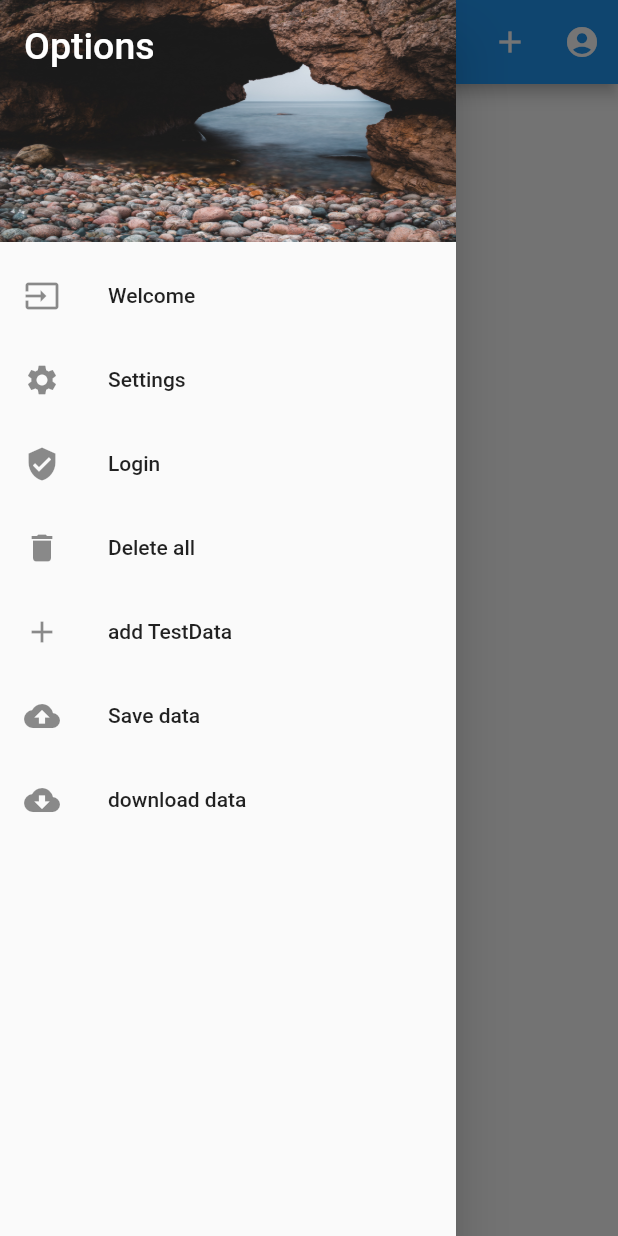
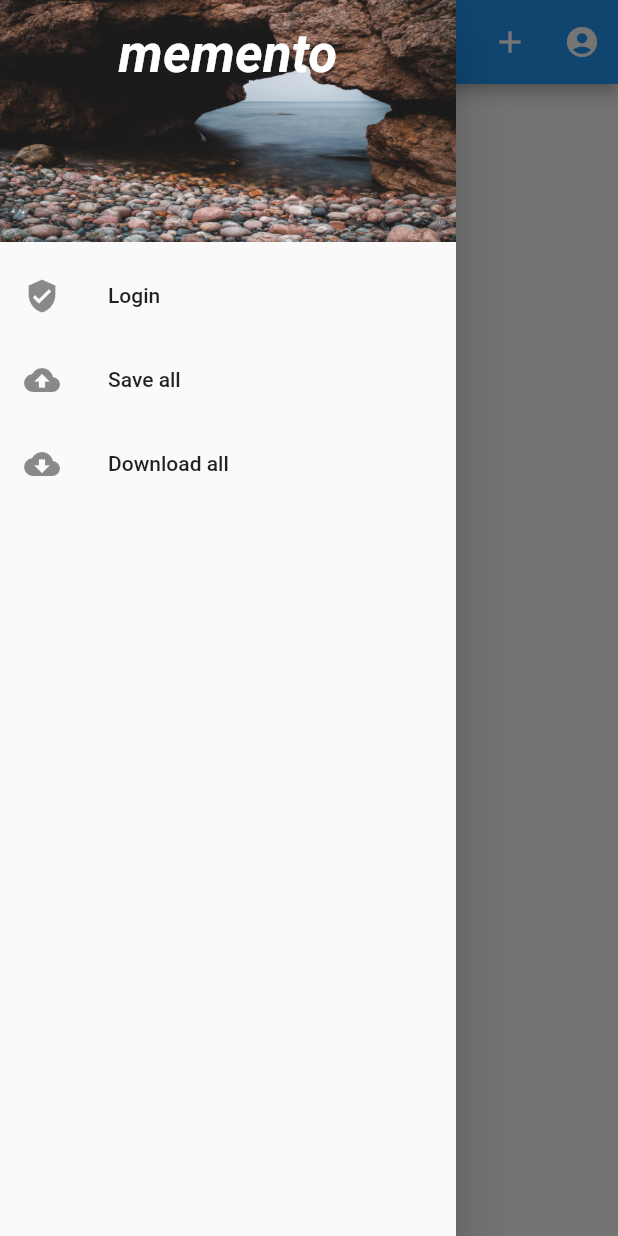
Before and after one commit to RingoDev/Memento, a Flutter app: the screen it shows after launch, in the side drawer, after a tap on the "refresh" icon, on a phone screen of 412 x 824 dp. Run offline on Flutter 3.47's test engine with Material 2 defaults, Android fonts, the phone set to English and light mode, and no system bars; our stand-ins replace firebase_auth, firebase_storage, google_sign_in, sqflite; missing offline and left inert: flutter_material_color_picker; accounts and stored records are empty.

Commit message:
finishing touches for first release version

```diff
--- a/lib/Data/model.dart
+++ b/lib/Data/model.dart
@@ -1,6 +1,3 @@
-import 'dart:convert';
-
-import 'package:flutter/material.dart';
 import 'package:memento/Data/settings.dart';
 import 'package:memento/Data/todo.dart';
 import 'package:memento/Data/todo_list.dart';
@@ -64,6 +61,8 @@ class Model {
   }
 
   // to make sure DB and model are always at the same state only use these access methods.
+  // with every function, whole model is uploaded to storage which is very inefficient.
+  // maybe think about using Firestore
 
   /// adds a TodoList (with it's Todos) to the model and the DB
   void add(TodoList todoList) {
--- a/lib/Data/todo.dart
+++ b/lib/Data/todo.dart
@@ -122,6 +122,7 @@ class Todo {
   Map toJson() {
     Map result = {
       'id': this.id,
+      'name': this.name,
       'description': this.description,
       'color': Todo.toARGBString(this.color),
       'deadline': this.deadline.toIso8601String(),
@@ -133,10 +134,11 @@ class Todo {
   factory Todo.fromJson(json) {
     Todo result = Todo(
         id: json['id'],
+        name: json['name'] as String,
         color: Todo.fromARGBString(json['color'] as String),
         description: json['description'] as String,
-    deadline: DateTime.parse(json['deadline'] as String),
-    isDone: json['isDone'] as bool);
+        deadline: DateTime.parse(json['deadline'] as String),
+        isDone: json['isDone'] as bool);
     return result;
   }
 }
--- a/lib/Pages/main_list.dart
+++ b/lib/Pages/main_list.dart
@@ -9,16 +9,19 @@ import 'edit_todo.dart';
 import 'inspect_todo.dart';
 
 class MainPage extends StatefulWidget {
-  MainPage();
+  final GlobalKey<ScaffoldState> _scaffoldKey = GlobalKey<ScaffoldState>();
+
+  MainPage() {}
 
   @override
-  _MainPageState createState() => _MainPageState();
+  _MainPageState createState() => _MainPageState(this._scaffoldKey);
 }
 
 class _MainPageState extends State<MainPage> {
   final _biggerFont = TextStyle(fontSize: 18.0);
+  final _scaffoldKey;
 
-  _MainPageState() {
+  _MainPageState(this._scaffoldKey) {
     MyApp.auth.addCallback(() {
       setState(() {});
     });
@@ -27,8 +30,11 @@ class _MainPageState extends State<MainPage> {
   @override
   Widget build(BuildContext context) {
     return Scaffold(
+        key: _scaffoldKey,
         drawer: MenuDrawer(
-            () => {setState(() {})}, () => {Navigator.of(context).pop()}),
+            () => {setState(() {})},
+            () => {Navigator.of(context).pop()},
+            (Text snackText) => {_displaySnackBar(snackText)}),
         appBar: AppBar(title: Text('All TodoLists'), actions: [
           IconButton(
               onPressed: () {
@@ -57,6 +63,11 @@ class _MainPageState extends State<MainPage> {
     for (TodoList todoList in MyApp.model.todoLists) {
       todoList.detailed = false;
     }
+  }
+
+  void _displaySnackBar(Text text) {
+    final snackBar = SnackBar(content: text);
+    _scaffoldKey.currentState.showSnackBar(snackBar);
   }
 
   Widget _profileButton() {
@@ -88,8 +99,11 @@ class _MainPageState extends State<MainPage> {
                     textAlign: TextAlign.center,
                     style:
                         TextStyle(fontSize: 18.0, fontStyle: FontStyle.italic)),
-                onPressed: () =>
-                    {MyApp.auth.logOut(), Navigator.of(context).pop()},
+                onPressed: () => {
+                  MyApp.auth.logOut().whenComplete(() =>
+                      {_displaySnackBar(Text('Logged out successfully'))}),
+                  Navigator.of(context).pop()
+                },
               ));
         });
   }
@@ -101,18 +115,35 @@ class _MainPageState extends State<MainPage> {
         return AlertDialog(
             title: Text('Login via social account'),
             content: Container(
-              child: ListView(
-                children: <Widget>[
-                  ListTile(
+              child: ListView(children: _createLoginList()),
+              height: 300,
+              width: 300,
+            ),
+            actions: <Widget>[
+              FlatButton(
+                  onPressed: () {
+                    Navigator.of(context).pop();
+                  },
+                  child: Text('Exit')),
+            ]);
+      },
+    );
+  }
+
+  List<Widget> _createLoginList() {
+    List<Widget> list = List();
+    list.add(ListTile(
       leading: Icon(Icons.input),
       title: Text('Login with Google'),
       onTap: () => {
         MyApp.auth.signInWithGoogle(
-                          callback: () => {
-                                Navigator.of(context).pop(),
-                              })
+            callback: (user) =>
+                {_displaySnackBar(Text('Signed in as ' + user.displayName))}),
+        Navigator.of(context).pop()
       },
-                  ),
+    ));
+    if (MyApp.debug)
+      list.addAll([
         ListTile(
           leading: Icon(Icons.settings),
           title: Text('Login with Apple'),
@@ -132,21 +163,9 @@ class _MainPageState extends State<MainPage> {
           leading: Icon(Icons.exit_to_app),
           title: Text('Login with Twitter'),
           onTap: () => {Navigator.of(context).pop()},
-                  ),
-                ],
-              ),
-              height: 300,
-              width: 300,
-            ),
-            actions: <Widget>[
-              FlatButton(
-                  onPressed: () {
-                    Navigator.of(context).pop();
-                  },
-                  child: Text('Exit')),
+        )
       ]);
-      },
-    );
+    return list;
   }
 
   Widget _buildTodoLists(List<Widget> list) {
@@ -334,22 +353,6 @@ class _MainPageState extends State<MainPage> {
     );
   }
 
-  void _pushEditTodo(BuildContext context, Todo todo) {
-    Navigator.of(context).push(
-      MaterialPageRoute<void>(
-          builder: (context) => EditTodo(
-                true,
-                (Todo edited) => {
-                  setState(() {}),
-                  print('added Todo (Callback in parent class)'),
-                  _pushDetailPage(edited)
-                },
-                todo.todoList,
-                todo: todo,
-              )),
-    );
-  }
-
   static String formatTileText(TodoList todoList) {
     String str = todoList.name;
     str += '   ';
--- a/lib/Pages/menu-drawer.dart
+++ b/lib/Pages/menu-drawer.dart
@@ -6,48 +6,61 @@ import '../main.dart';
 class MenuDrawer extends StatefulWidget {
   final VoidCallback setParentState;
   final VoidCallback popParent;
+  final void Function(Text snackText) showSnackBar;
 
-  MenuDrawer(this.setParentState, this.popParent);
+  MenuDrawer(this.setParentState, this.popParent, this.showSnackBar);
 
   @override
   State<StatefulWidget> createState() =>
-      _MenuDrawerState(this.setParentState, this.popParent);
+      _MenuDrawerState(this.setParentState, this.popParent, this.showSnackBar);
 }
 
 class _MenuDrawerState extends State<MenuDrawer> {
   VoidCallback setParentState;
   VoidCallback popParent;
+  Function(Text snackText) showSnackBar;
 
-  _MenuDrawerState(this.setParentState, this.popParent);
+  _MenuDrawerState(this.setParentState, this.popParent, this.showSnackBar);
 
   @override
   Widget build(BuildContext context) {
     return Drawer(
-      child: ListView(
-        padding: EdgeInsets.zero,
-        children: <Widget>[
-          DrawerHeader(
+      child: ListView(padding: EdgeInsets.zero, children: _createDrawerItems()),
+    );
+  }
+
+  List<Widget> _createDrawerItems() {
+    List<Widget> list = List();
+    list.add(DrawerHeader(
       child: Text(
-              'Options',
-              style: TextStyle(color: Colors.white, fontSize: 25),
+        'memento',
+        textAlign: TextAlign.center,
+        style: TextStyle(
+            color: Colors.white,
+            fontSize: 35,
+            fontStyle: FontStyle.italic,
+            fontWeight: FontWeight.bold),
       ),
       decoration: BoxDecoration(
           color: Colors.green,
           image: DecorationImage(
               fit: BoxFit.fill, image: AssetImage('images/cover.jpg'))),
-          ),
-          ListTile(
+    ));
+    if (MyApp.debug)
+      list.add(ListTile(
         leading: Icon(Icons.input),
         title: Text('Welcome'),
         onTap: () => {},
-          ),
-          ListTile(
+      ));
+    if (MyApp.debug)
+      list.add(ListTile(
         leading: Icon(Icons.settings),
         title: Text('Settings'),
         onTap: () => {Navigator.of(context).pop()},
-          ),
-          _loginTile(context),
-          ListTile(
+      ));
+    list.add(_loginTile(context));
+    if (MyApp.debug)
+      list.add(ListTile(
         leading: Icon(Icons.delete),
         title: Text('Delete all'),
         onTap: () => {
@@ -55,8 +68,9 @@ class _MenuDrawerState extends State<MenuDrawer> {
           this.setParentState.call(),
           Navigator.of(context).pop()
         },
-          ),
-          ListTile(
+      ));
+    if (MyApp.debug)
+      list.add(ListTile(
         leading: Icon(Icons.add),
         title: Text('add TestData'),
         onTap: () => {
@@ -64,29 +78,44 @@ class _MenuDrawerState extends State<MenuDrawer> {
           this.setParentState.call(),
           Navigator.of(context).pop()
         },
-          ),
-          ListTile(
+      ));
+    list.add(ListTile(
       leading: Icon(Icons.cloud_upload),
-            title: Text('Save data'),
+      title: Text('Save all'),
       onTap: () => {
-              MyApp.cloud.uploadAll(),
+        MyApp.cloud
+            .uploadAllAndOverwrite()
+            .then((value) => {
+                  if (value)
+                    this.showSnackBar(Text('Upload successful'))
+                  else
+                    this.showSnackBar(Text('Upload unsuccessful'))
+                })
+            .catchError((e) {
+          this.showSnackBar(Text('Login before uploading'));
+        }),
         this.setParentState.call(),
         Navigator.of(context).pop()
       },
-          ),
-          ListTile(
+    ));
+
+    list.add(ListTile(
         leading: Icon(Icons.cloud_download),
-            title: Text('download data'),
+        title: Text('Download all'),
         onTap: () => {
-              MyApp.cloud.downloadAllAndOverwrite(() {
+              MyApp.cloud
+                  .downloadAllAndOverwrite(() {
                     this.setParentState.call();
-                Navigator.of(context).pop();
+                  })
+                  .then((value) =>
+                      {this.showSnackBar(Text('Download successful'))})
+                  .catchError((e) {
+                    this.showSnackBar(Text('Login before downloading'));
                   }),
-            },
-          ),
-        ],
-      ),
-    );
+              Navigator.of(context).pop()
+            }));
+
+    return list;
   }
 
   Widget _loginTile(context) {
@@ -101,7 +130,8 @@ class _MenuDrawerState extends State<MenuDrawer> {
         leading: Icon(Icons.exit_to_app),
         title: Text('Logout'),
         onTap: () => {
-          MyApp.auth.logOut(),
+          MyApp.auth.logOut().whenComplete(
+              () => {this.showSnackBar(Text('Logged out successfully'))}),
           setState(() {}),
           Navigator.of(context).pop(),
           this.setParentState.call()
@@ -116,20 +146,39 @@ class _MenuDrawerState extends State<MenuDrawer> {
         return AlertDialog(
             title: Text('Login via social account'),
             content: Container(
-              child: ListView(
-                children: <Widget>[
-                  ListTile(
+              child: ListView(children: _createLoginList()),
+              height: 300,
+              width: 300,
+            ),
+            actions: <Widget>[
+              FlatButton(
+                  onPressed: () {
+                    Navigator.of(context).pop();
+                  },
+                  child: Text('Exit')),
+            ]);
+      },
+    );
+  }
+
+  List<Widget> _createLoginList() {
+    List<Widget> list = List();
+    list.add(ListTile(
       leading: Icon(Icons.input),
       title: Text('Login with Google'),
       onTap: () => {
         MyApp.auth.signInWithGoogle(
-                          callback: () => {
+            callback: (user) => {
+
+                  this.setParentState.call(),
+                  this.showSnackBar(Text('Signed in as ' + user.displayName))
+                }),
         Navigator.of(context).pop(),
-                                this.popParent.call(),
-                                this.setParentState.call()
-                              })
+        this.popParent.call()
       },
-                  ),
+    ));
+    if (MyApp.debug)
+      list.addAll([
         ListTile(
           leading: Icon(Icons.settings),
           title: Text('Login with Apple'),
@@ -149,20 +198,8 @@ class _MenuDrawerState extends State<MenuDrawer> {
           leading: Icon(Icons.exit_to_app),
           title: Text('Login with Twitter'),
           onTap: () => {Navigator.of(context).pop()},
-                  ),
-                ],
-              ),
-              height: 300,
-              width: 300,
-            ),
-            actions: <Widget>[
-              FlatButton(
-                  onPressed: () {
-                    Navigator.of(context).pop();
-                  },
-                  child: Text('Exit')),
+        )
       ]);
-      },
-    );
+    return list;
   }
 }
--- a/lib/main.dart
+++ b/lib/main.dart
@@ -10,36 +10,29 @@ import 'Data/todo_list.dart';
 import 'Database/db_controller.dart';
 
 void main() {
-  runApp(MyApp(
-    test: true,
-  ));
+  runApp(MyApp());
 }
 
 class MyApp extends StatefulWidget {
-  final bool test;
+  static bool debug = false;
   static Model model;
   static AuthController auth;
   static CloudController cloud;
 
-  MyApp({this.test = false});
+  MyApp();
 
   @override
-  State<StatefulWidget> createState() => _MyAppState(test: this.test);
+  State<StatefulWidget> createState() => _MyAppState();
 }
 
 class _MyAppState extends State<MyApp> {
-  bool test;
-  int buildCounter;
-
-
   Future<Map<int, TodoList>> dataFuture;
 
-  _MyAppState({this.test});
+  _MyAppState();
 
   @override
   void initState() {
     super.initState();
-    buildCounter = 0;
     dataFuture = DBController.instance.queryAll();
     MyApp.auth = AuthController();
     MyApp.cloud = CloudController();
@@ -54,11 +47,9 @@ class _MyAppState extends State<MyApp> {
         builder:
             (BuildContext context, AsyncSnapshot<Map<int, TodoList>> snapshot) {
           if (snapshot.hasData) {
-            if(buildCounter == 0){
-              MyApp.model = Model(snapshot.data);
-              if (test) createTestList();
-            }
-            buildCounter++;
+            MyApp.model = Model(snapshot.data);
+            if (MyApp.debug) createTestList();
+
             return MainPage();
           } else
             return Center(child: CircularProgressIndicator());
@@ -67,6 +58,4 @@ class _MyAppState extends State<MyApp> {
       theme: ThemeData.light(),
     );
   }
-
-
 }
--- a/pubspec.yaml
+++ b/pubspec.yaml
@@ -32,7 +32,6 @@ dependencies:
   flutter_material_color_picker: ^1.0.5
 
   firebase_auth: ^0.14.0+5
-  cloud_firestore: ^0.12.9+5
   firebase_storage: ^3.1.6
   google_sign_in: ^4.5.1
 
```
Also changed, not shown: lib/Authentication/auth.dart (+4 -3 lines), lib/Data/todo_list.dart (+9 -5 lines), lib/Database/cloud_storage.dart (+36 -43 lines), pubspec.lock. Lines whose indentation alone changed are shown as unchanged.
